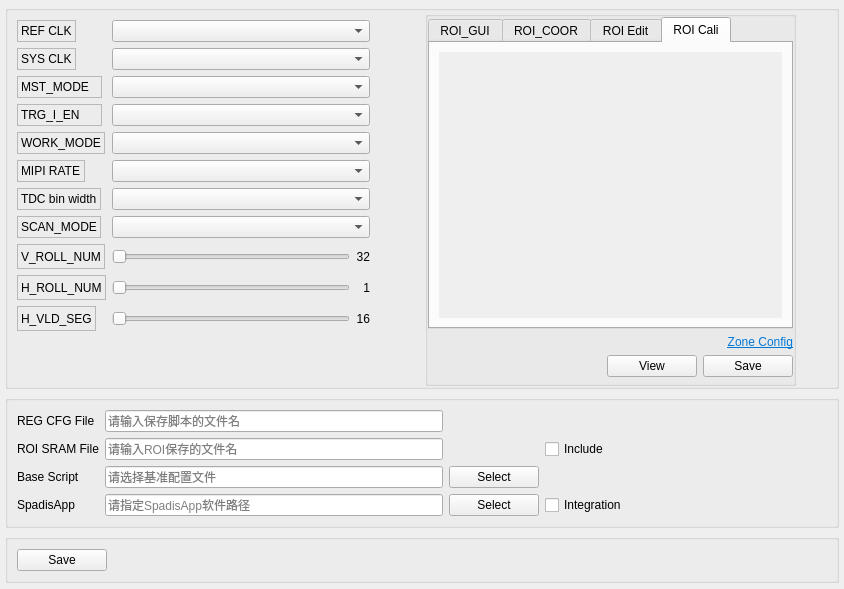
The window that Hawk/HawkGUI_v002/GUI/uis/pages/main_pages.ui (HongGang-Pub/Adaps) describes before a commit, drawn with Qt 5.
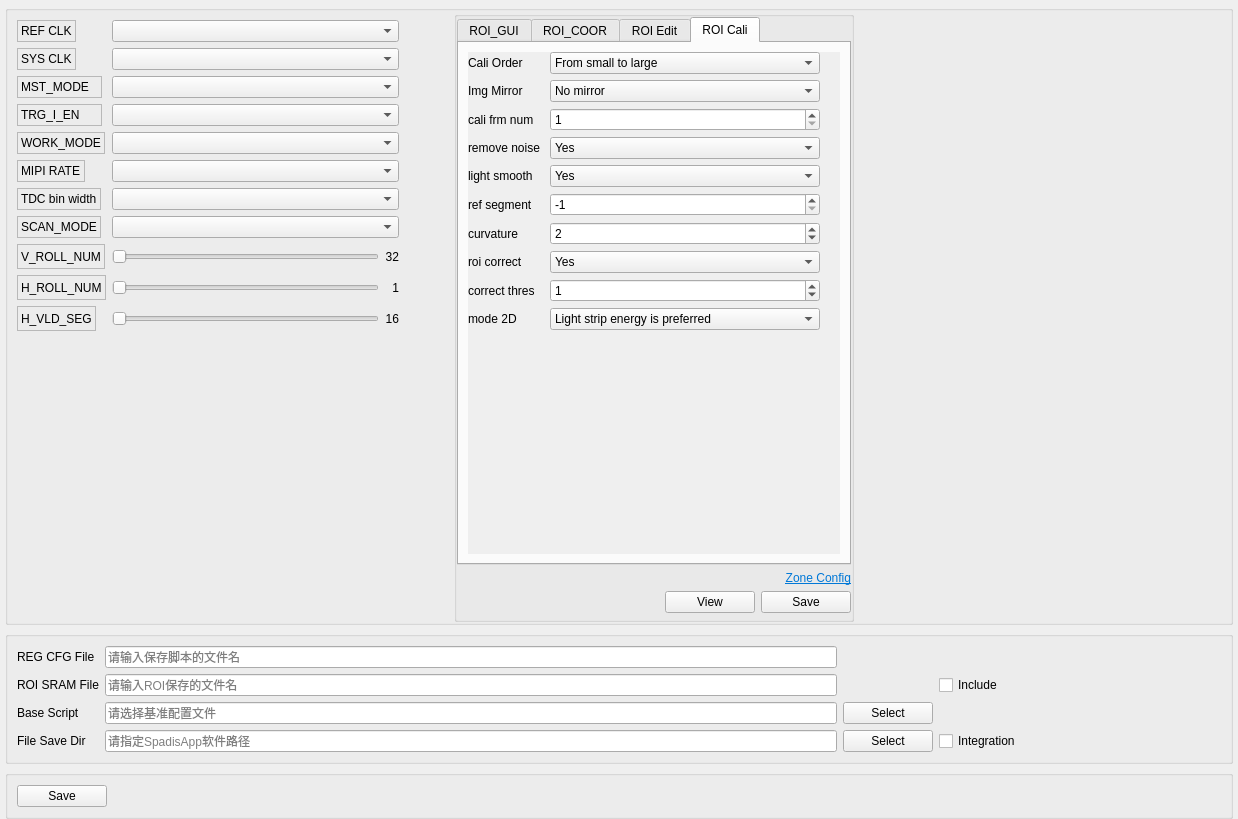
The same window after the commit. The open tabs and pages were chosen to show the change. Custom widgets are drawn as their Qt base class.

Patch:
```diff
--- a/Hawk/HawkGUI_v002/GUI/uis/pages/main_pages.ui
+++ b/Hawk/HawkGUI_v002/GUI/uis/pages/main_pages.ui
@@ -6,8 +6,8 @@
    <rect>
     <x>0</x>
     <y>0</y>
-    <width>844</width>
-    <height>589</height>
+    <width>1238</width>
+    <height>819</height>
    </rect>
   </property>
   <property name="windowTitle">
@@ -56,7 +56,7 @@
       <property name="styleSheet">
        <string notr="true"/>
       </property>
-      <layout class="QVBoxLayout" name="verticalLayout_12" stretch="0,0,0,0">
+      <layout class="QVBoxLayout" name="verticalLayout_12" stretch="0,0,0">
        <property name="spacing">
         <number>6</number>
        </property>
@@ -844,8 +844,8 @@
                      <rect>
                       <x>0</x>
                       <y>0</y>
-                      <width>341</width>
-                      <height>276</height>
+                      <width>374</width>
+                      <height>531</height>
                      </rect>
                     </property>
                     <layout class="QFormLayout" name="formLayout">
@@ -868,49 +868,6 @@
                       <number>0</number>
                      </property>
                      <item row="0" column="0">
-                      <widget class="QLabel" name="ROI_Shape_Light">
-                       <property name="minimumSize">
-                        <size>
-                         <width>0</width>
-                         <height>0</height>
-                        </size>
-                       </property>
-                       <property name="maximumSize">
-                        <size>
-                         <width>16777215</width>
-                         <height>16777215</height>
-                        </size>
-                       </property>
-                       <property name="font">
-                        <font>
-                         <family>Microsoft YaHei UI</family>
-                         <pointsize>9</pointsize>
-                         <bold>false</bold>
-                        </font>
-                       </property>
-                       <property name="frameShape">
-                        <enum>QFrame::StyledPanel</enum>
-                       </property>
-                       <property name="frameShadow">
-                        <enum>QFrame::Raised</enum>
-                       </property>
-                       <property name="text">
-                        <string>ROI shape</string>
-                       </property>
-                      </widget>
-                     </item>
-                     <item row="0" column="1">
-                      <widget class="QComboBox" name="ROI_Shape_ComboBox">
-                       <property name="font">
-                        <font>
-                         <family>Microsoft YaHei UI</family>
-                         <pointsize>9</pointsize>
-                         <bold>false</bold>
-                        </font>
-                       </property>
-                      </widget>
-                     </item>
-                     <item row="1" column="0">
                       <widget class="QLabel" name="seg_hs_Label">
                        <property name="minimumSize">
                         <size>
@@ -942,7 +899,7 @@
                        </property>
                       </widget>
                      </item>
-                     <item row="1" column="1">
+                     <item row="0" column="1">
                       <widget class="QSpinBox" name="seg_hs_spinBox">
                        <property name="minimum">
                         <number>1</number>
@@ -952,7 +909,7 @@
                        </property>
                       </widget>
                      </item>
-                     <item row="2" column="0">
+                     <item row="1" column="0">
                       <widget class="QLabel" name="spad_vs_Label">
                        <property name="minimumSize">
                         <size>
@@ -984,7 +941,7 @@
                        </property>
                       </widget>
                      </item>
-                     <item row="2" column="1">
+                     <item row="1" column="1">
                       <widget class="QSpinBox" name="spad_vs_spinBox">
                        <property name="minimum">
                         <number>-575</number>
@@ -994,7 +951,7 @@
                        </property>
                       </widget>
                      </item>
-                     <item row="3" column="0">
+                     <item row="2" column="0">
                       <widget class="QLabel" name="light_shift_Label">
                        <property name="minimumSize">
                         <size>
@@ -1026,7 +983,7 @@
                        </property>
                       </widget>
                      </item>
-                     <item row="3" column="1">
+                     <item row="2" column="1">
                       <widget class="QSpinBox" name="light_shift_spinBox">
                        <property name="minimum">
                         <number>-576</number>
@@ -1036,7 +993,7 @@
                        </property>
                       </widget>
                      </item>
-                     <item row="4" column="0">
+                     <item row="3" column="0">
                       <widget class="QLabel" name="sublight_shift_Label">
                        <property name="minimumSize">
                         <size>
@@ -1068,7 +1025,7 @@
                        </property>
                       </widget>
                      </item>
-                     <item row="4" column="1">
+                     <item row="3" column="1">
                       <widget class="QSpinBox" name="sublight_shift_spinBox">
                        <property name="minimum">
                         <number>-576</number>
@@ -1078,6 +1035,59 @@
                        </property>
                       </widget>
                      </item>
+                     <item row="4" column="0">
+                      <widget class="QLabel" name="ROI_Shape_Light">
+                       <property name="minimumSize">
+                        <size>
+                         <width>0</width>
+                         <height>0</height>
+                        </size>
+                       </property>
+                       <property name="maximumSize">
+                        <size>
+                         <width>16777215</width>
+                         <height>16777215</height>
+                        </size>
+                       </property>
+                       <property name="font">
+                        <font>
+                         <family>Microsoft YaHei UI</family>
+                         <pointsize>9</pointsize>
+                         <bold>false</bold>
+                        </font>
+                       </property>
+                       <property name="frameShape">
+                        <enum>QFrame::StyledPanel</enum>
+                       </property>
+                       <property name="frameShadow">
+                        <enum>QFrame::Raised</enum>
+                       </property>
+                       <property name="text">
+                        <string>ROI shape</string>
+                       </property>
+                      </widget>
+                     </item>
+                     <item row="4" column="1">
+                      <widget class="QComboBox" name="ROI_Shape_ComboBox">
+                       <property name="font">
+                        <font>
+                         <family>Microsoft YaHei UI</family>
+                         <pointsize>9</pointsize>
+                         <bold>false</bold>
+                        </font>
+                       </property>
+                       <item>
+                        <property name="text">
+                         <string>Straight</string>
+                        </property>
+                       </item>
+                       <item>
+                        <property name="text">
+                         <string>Curve</string>
+                        </property>
+                       </item>
+                      </widget>
+                     </item>
                      <item row="5" column="0">
                       <widget class="QLabel" name="v_spad_shift_Label">
                        <property name="minimumSize">
@@ -1198,8 +1208,8 @@
                      <rect>
                       <x>0</x>
                       <y>0</y>
-                      <width>341</width>
-                      <height>276</height>
+                      <width>374</width>
+                      <height>531</height>
                      </rect>
                     </property>
                     <layout class="QFormLayout" name="formLayout_4">
@@ -1222,7 +1232,7 @@
                       <number>0</number>
                      </property>
                      <item row="0" column="0">
-                      <widget class="QLabel" name="ROI_SRAM_File_Label_3">
+                      <widget class="QLabel" name="ROI_File_Load_Label">
                        <property name="font">
                         <font>
                          <family>Microsoft YaHei UI</family>
@@ -1231,17 +1241,17 @@
                         </font>
                        </property>
                        <property name="text">
-                        <string>ROI Coor</string>
+                        <string>ROI File</string>
                        </property>
                       </widget>
                      </item>
                      <item row="0" column="1">
-                      <layout class="QHBoxLayout" name="horizontalLayout_3">
+                      <layout class="QHBoxLayout" name="ROI_File_Load_Layout">
                        <property name="spacing">
                         <number>9</number>
                        </property>
                        <item>
-                        <widget class="QLineEdit" name="Load_ROI_file_LineEdit">
+                        <widget class="QLineEdit" name="ROI_File_Load_LineEdit">
                          <property name="enabled">
                           <bool>true</bool>
                          </property>
@@ -1269,7 +1279,7 @@
                         </widget>
                        </item>
                        <item>
-                        <widget class="QPushButton" name="Load_ROI_file_Button">
+                        <widget class="QPushButton" name="ROI_File_Load_Button">
                          <property name="sizePolicy">
                           <sizepolicy hsizetype="Maximum" vsizetype="Fixed">
                            <horstretch>0</horstretch>
@@ -1319,8 +1329,8 @@
                      <rect>
                       <x>0</x>
                       <y>0</y>
-                      <width>341</width>
-                      <height>276</height>
+                      <width>374</width>
+                      <height>531</height>
                      </rect>
                     </property>
                     <layout class="QFormLayout" name="formLayout_5">
@@ -1343,7 +1353,7 @@
                       <number>0</number>
                      </property>
                      <item row="0" column="0">
-                      <widget class="QLabel" name="ROI_SRAM_File_Label_4">
+                      <widget class="QLabel" name="base_roi_file_Label">
                        <property name="font">
                         <font>
                          <family>Microsoft YaHei UI</family>
@@ -1357,12 +1367,12 @@
                       </widget>
                      </item>
                      <item row="0" column="1">
-                      <layout class="QHBoxLayout" name="horizontalLayout_20">
+                      <layout class="QHBoxLayout" name="base_roi_file_Layout">
                        <property name="spacing">
                         <number>9</number>
                        </property>
                        <item>
-                        <widget class="QLineEdit" name="Load_ROI_file_LineEdit_2">
+                        <widget class="QLineEdit" name="base_roi_file_LineEdit">
                          <property name="enabled">
                           <bool>true</bool>
                          </property>
@@ -1385,12 +1395,12 @@
                           <bool>true</bool>
                          </property>
                          <property name="placeholderText">
-                          <string>请选择ROI标定文件</string>
+                          <string>请选择需要修改的ROI文件</string>
                          </property>
                         </widget>
                        </item>
                        <item>
-                        <widget class="QPushButton" name="Load_ROI_file_Button_2">
+                        <widget class="QPushButton" name="base_roi_file_Button">
                          <property name="sizePolicy">
                           <sizepolicy hsizetype="Maximum" vsizetype="Fixed">
                            <horstretch>0</horstretch>
@@ -1429,7 +1439,7 @@
                         </font>
                        </property>
                        <property name="frameShape">
-                        <enum>QFrame::StyledPanel</enum>
+                        <enum>QFrame::NoFrame</enum>
                        </property>
                        <property name="frameShadow">
                         <enum>QFrame::Raised</enum>
@@ -1437,15 +1447,8 @@
                        <property name="text">
                         <string>Start Rolling</string>
                        </property>
-                      </widget>
-                     </item>
-                     <item row="1" column="1">
-                      <widget class="QSpinBox" name="start_rolling__SpinBox">
-                       <property name="minimum">
-                        <number>1</number>
-                       </property>
-                       <property name="maximum">
-                        <number>16</number>
+                       <property name="textFormat">
+                        <enum>Qt::PlainText</enum>
                        </property>
                       </widget>
                      </item>
@@ -1471,13 +1474,13 @@
                         </font>
                        </property>
                        <property name="frameShape">
-                        <enum>QFrame::StyledPanel</enum>
+                        <enum>QFrame::NoFrame</enum>
                        </property>
                        <property name="frameShadow">
                         <enum>QFrame::Raised</enum>
                        </property>
                        <property name="text">
-                        <string>Eed Rolling</string>
+                        <string>End Rolling</string>
                        </property>
                       </widget>
                      </item>
@@ -1487,7 +1490,17 @@
                         <number>1</number>
                        </property>
                        <property name="maximum">
-                        <number>16</number>
+                        <number>32</number>
+                       </property>
+                      </widget>
+                     </item>
+                     <item row="1" column="1">
+                      <widget class="QSpinBox" name="start_rolling_SpinBox">
+                       <property name="minimum">
+                        <number>1</number>
+                       </property>
+                       <property name="maximum">
+                        <number>32</number>
                        </property>
                       </widget>
                      </item>
@@ -1521,8 +1534,8 @@
                      <rect>
                       <x>0</x>
                       <y>0</y>
-                      <width>341</width>
-                      <height>267</height>
+                      <width>374</width>
+                      <height>522</height>
                      </rect>
                     </property>
                     <layout class="QFormLayout" name="formLayout_7">
@@ -1544,6 +1557,433 @@
                      <property name="bottomMargin">
                       <number>0</number>
                      </property>
+                     <item row="0" column="0">
+                      <widget class="QLabel" name="cali_order_Label">
+                       <property name="font">
+                        <font>
+                         <family>Microsoft YaHei UI</family>
+                         <pointsize>9</pointsize>
+                         <bold>false</bold>
+                        </font>
+                       </property>
+                       <property name="frameShape">
+                        <enum>QFrame::NoFrame</enum>
+                       </property>
+                       <property name="text">
+                        <string>Cali Order</string>
+                       </property>
+                      </widget>
+                     </item>
+                     <item row="0" column="1">
+                      <widget class="QComboBox" name="cali_order_ComboBox">
+                       <property name="minimumSize">
+                        <size>
+                         <width>150</width>
+                         <height>0</height>
+                        </size>
+                       </property>
+                       <property name="maximumSize">
+                        <size>
+                         <width>16777215</width>
+                         <height>16777215</height>
+                        </size>
+                       </property>
+                       <property name="font">
+                        <font>
+                         <family>Microsoft YaHei UI</family>
+                         <pointsize>9</pointsize>
+                         <bold>false</bold>
+                        </font>
+                       </property>
+                       <item>
+                        <property name="text">
+                         <string>From small to large</string>
+                        </property>
+                       </item>
+                       <item>
+                        <property name="text">
+                         <string>From large to small</string>
+                        </property>
+                       </item>
+                      </widget>
+                     </item>
+                     <item row="1" column="0">
+                      <widget class="QLabel" name="img_mirror_Label">
+                       <property name="font">
+                        <font>
+                         <family>Microsoft YaHei UI</family>
+                         <pointsize>9</pointsize>
+                         <bold>false</bold>
+                        </font>
+                       </property>
+                       <property name="frameShape">
+                        <enum>QFrame::NoFrame</enum>
+                       </property>
+                       <property name="text">
+                        <string>Img Mirror </string>
+                       </property>
+                      </widget>
+                     </item>
+                     <item row="1" column="1">
+                      <widget class="QComboBox" name="img_mirror_ComboBox">
+                       <property name="minimumSize">
+                        <size>
+                         <width>150</width>
+                         <height>0</height>
+                        </size>
+                       </property>
+                       <property name="maximumSize">
+                        <size>
+                         <width>16777215</width>
+                         <height>16777215</height>
+                        </size>
+                       </property>
+                       <property name="font">
+                        <font>
+                         <family>Microsoft YaHei UI</family>
+                         <pointsize>9</pointsize>
+                         <bold>false</bold>
+                        </font>
+                       </property>
+                       <item>
+                        <property name="text">
+                         <string>No mirror</string>
+                        </property>
+                       </item>
+                       <item>
+                        <property name="text">
+                         <string>X-axis mirror</string>
+                        </property>
+                       </item>
+                       <item>
+                        <property name="text">
+                         <string>Y-axis mirror</string>
+                        </property>
+                       </item>
+                       <item>
+                        <property name="text">
+                         <string>X-axis and Y-axis mirror</string>
+                        </property>
+                       </item>
+                      </widget>
+                     </item>
+                     <item row="2" column="0">
+                      <widget class="QLabel" name="cali_frm_num_Label">
+                       <property name="font">
+                        <font>
+                         <family>Microsoft YaHei UI</family>
+                         <pointsize>9</pointsize>
+                         <bold>false</bold>
+                        </font>
+                       </property>
+                       <property name="frameShape">
+                        <enum>QFrame::NoFrame</enum>
+                       </property>
+                       <property name="text">
+                        <string>cali frm num</string>
+                       </property>
+                      </widget>
+                     </item>
+                     <item row="3" column="0">
+                      <widget class="QLabel" name="remove_noise_Label">
+                       <property name="font">
+                        <font>
+                         <family>Microsoft YaHei UI</family>
+                         <pointsize>9</pointsize>
+                         <bold>false</bold>
+                        </font>
+                       </property>
+                       <property name="frameShape">
+                        <enum>QFrame::NoFrame</enum>
+                       </property>
+                       <property name="text">
+                        <string>remove noise</string>
+                       </property>
+                      </widget>
+                     </item>
+                     <item row="3" column="1">
+                      <widget class="QComboBox" name="remove_noise_ComboBox">
+                       <property name="minimumSize">
+                        <size>
+                         <width>150</width>
+                         <height>0</height>
+                        </size>
+                       </property>
+                       <property name="maximumSize">
+                        <size>
+                         <width>16777215</width>
+                         <height>16777215</height>
+                        </size>
+                       </property>
+                       <property name="font">
+                        <font>
+                         <family>Microsoft YaHei UI</family>
+                         <pointsize>9</pointsize>
+                         <bold>false</bold>
+                        </font>
+                       </property>
+                       <item>
+                        <property name="text">
+                         <string>Yes</string>
+                        </property>
+                       </item>
+                       <item>
+                        <property name="text">
+                         <string>No</string>
+                        </property>
+                       </item>
+                      </widget>
+                     </item>
+                     <item row="5" column="0">
+                      <widget class="QLabel" name="ref_segment_Label">
+                       <property name="font">
+                        <font>
+                         <family>Microsoft YaHei UI</family>
+                         <pointsize>9</pointsize>
+                         <bold>false</bold>
+                        </font>
+                       </property>
+                       <property name="frameShape">
+                        <enum>QFrame::NoFrame</enum>
+                       </property>
+                       <property name="text">
+                        <string>ref segment</string>
+                       </property>
+                      </widget>
+                     </item>
+                     <item row="6" column="0">
+                      <widget class="QLabel" name="curvature_Label">
+                       <property name="font">
+                        <font>
+                         <family>Microsoft YaHei UI</family>
+                         <pointsize>9</pointsize>
+                         <bold>false</bold>
+                        </font>
+                       </property>
+                       <property name="frameShape">
+                        <enum>QFrame::NoFrame</enum>
+                       </property>
+                       <property name="text">
+                        <string>curvature</string>
+                       </property>
+                      </widget>
+                     </item>
+                     <item row="7" column="0">
+                      <widget class="QLabel" name="roi_correct_Label">
+                       <property name="font">
+                        <font>
+                         <family>Microsoft YaHei UI</family>
+                         <pointsize>9</pointsize>
+                         <bold>false</bold>
+                        </font>
+                       </property>
+                       <property name="frameShape">
+                        <enum>QFrame::NoFrame</enum>
+                       </property>
+                       <property name="text">
+                        <string>roi correct</string>
+                       </property>
+                      </widget>
+                     </item>
+                     <item row="8" column="0">
+                      <widget class="QLabel" name="correct_thres_Label">
+                       <property name="font">
+                        <font>
+                         <family>Microsoft YaHei UI</family>
+                         <pointsize>9</pointsize>
+                         <bold>false</bold>
+                        </font>
+                       </property>
+                       <property name="frameShape">
+                        <enum>QFrame::NoFrame</enum>
+                       </property>
+                       <property name="text">
+                        <string>correct thres</string>
+                       </property>
+                      </widget>
+                     </item>
+                     <item row="9" column="0">
+                      <widget class="QLabel" name="mode_2D_Label">
+                       <property name="font">
+                        <font>
+                         <family>Microsoft YaHei UI</family>
+                         <pointsize>9</pointsize>
+                         <bold>false</bold>
+                        </font>
+                       </property>
+                       <property name="frameShape">
+                        <enum>QFrame::NoFrame</enum>
+                       </property>
+                       <property name="text">
+                        <string>mode 2D</string>
+                       </property>
+                      </widget>
+                     </item>
+                     <item row="9" column="1">
+                      <widget class="QComboBox" name="mode_2D_ComboBox">
+                       <property name="minimumSize">
+                        <size>
+                         <width>150</width>
+                         <height>0</height>
+                        </size>
+                       </property>
+                       <property name="maximumSize">
+                        <size>
+                         <width>16777215</width>
+                         <height>16777215</height>
+                        </size>
+                       </property>
+                       <property name="font">
+                        <font>
+                         <family>Microsoft YaHei UI</family>
+                         <pointsize>9</pointsize>
+                         <bold>false</bold>
+                        </font>
+                       </property>
+                       <item>
+                        <property name="text">
+                         <string>Light strip energy is preferred</string>
+                        </property>
+                       </item>
+                       <item>
+                        <property name="text">
+                         <string>The number of covered photons is preferred</string>
+                        </property>
+                       </item>
+                      </widget>
+                     </item>
+                     <item row="2" column="1">
+                      <widget class="QSpinBox" name="cali_frm_num__SpinBox">
+                       <property name="minimum">
+                        <number>1</number>
+                       </property>
+                       <property name="maximum">
+                        <number>10000</number>
+                       </property>
+                      </widget>
+                     </item>
+                     <item row="5" column="1">
+                      <widget class="QSpinBox" name="ref_segment_SpinBox">
+                       <property name="minimum">
+                        <number>-1</number>
+                       </property>
+                       <property name="maximum">
+                        <number>15</number>
+                       </property>
+                       <property name="value">
+                        <number>-1</number>
+                       </property>
+                      </widget>
+                     </item>
+                     <item row="6" column="1">
+                      <widget class="QSpinBox" name="curvature_SpinBox">
+                       <property name="minimum">
+                        <number>0</number>
+                       </property>
+                       <property name="maximum">
+                        <number>1000</number>
+                       </property>
+                       <property name="value">
+                        <number>2</number>
+                       </property>
+                      </widget>
+                     </item>
+                     <item row="7" column="1">
+                      <widget class="QComboBox" name="roi_correct_ComboBox">
+                       <property name="minimumSize">
+                        <size>
+                         <width>150</width>
+                         <height>0</height>
+                        </size>
+                       </property>
+                       <property name="maximumSize">
+                        <size>
+                         <width>16777215</width>
+                         <height>16777215</height>
+                        </size>
+                       </property>
+                       <property name="font">
+                        <font>
+                         <family>Microsoft YaHei UI</family>
+                         <pointsize>9</pointsize>
+                         <bold>false</bold>
+                        </font>
+                       </property>
+                       <item>
+                        <property name="text">
+                         <string>Yes</string>
+                        </property>
+                       </item>
+                       <item>
+                        <property name="text">
+                         <string>No</string>
+                        </property>
+                       </item>
+                      </widget>
+                     </item>
+                     <item row="8" column="1">
+                      <widget class="QSpinBox" name="correct_thres_SpinBox">
+                       <property name="minimum">
+                        <number>0</number>
+                       </property>
+                       <property name="maximum">
+                        <number>100</number>
+                       </property>
+                       <property name="value">
+                        <number>1</number>
+                       </property>
+                      </widget>
+                     </item>
+                     <item row="4" column="0">
+                      <widget class="QLabel" name="light_smooth_Label">
+                       <property name="font">
+                        <font>
+                         <family>Microsoft YaHei UI</family>
+                         <pointsize>9</pointsize>
+                         <bold>false</bold>
+                        </font>
+                       </property>
+                       <property name="frameShape">
+                        <enum>QFrame::NoFrame</enum>
+                       </property>
+                       <property name="text">
+                        <string>light smooth</string>
+                       </property>
+                      </widget>
+                     </item>
+                     <item row="4" column="1">
+                      <widget class="QComboBox" name="light_smooth_ComboBox">
+                       <property name="minimumSize">
+                        <size>
+                         <width>150</width>
+                         <height>0</height>
+                        </size>
+                       </property>
+                       <property name="maximumSize">
+                        <size>
+                         <width>16777215</width>
+                         <height>16777215</height>
+                        </size>
+                       </property>
+                       <property name="font">
+                        <font>
+                         <family>Microsoft YaHei UI</family>
+                         <pointsize>9</pointsize>
+                         <bold>false</bold>
+                        </font>
+                       </property>
+                       <item>
+                        <property name="text">
+                         <string>Yes</string>
+                        </property>
+                       </item>
+                       <item>
+                        <property name="text">
+                         <string>No</string>
+                        </property>
+                       </item>
+                      </widget>
+                     </item>
                     </layout>
                    </widget>
                   </widget>
@@ -1661,7 +2101,7 @@
            <number>9</number>
           </property>
           <item row="5" column="0">
-           <widget class="QLabel" name="SPadisApp_Path_Sel_Label">
+           <widget class="QLabel" name="file_save_dir_Label">
             <property name="minimumSize">
              <size>
               <width>0</width>
@@ -1688,12 +2128,12 @@
              <enum>QFrame::Raised</enum>
             </property>
             <property name="text">
-             <string>SpadisApp</string>
+             <string>File Save Dir</string>
             </property>
            </widget>
           </item>
           <item row="4" column="2">
-           <widget class="QPushButton" name="Sel_Config_file_Button">
+           <widget class="QPushButton" name="base_script_Button">
             <property name="sizePolicy">
              <sizepolicy hsizetype="Maximum" vsizetype="Fixed">
               <horstretch>0</horstretch>
@@ -1768,7 +2208,7 @@
            </widget>
           </item>
           <item row="4" column="0">
-           <widget class="QLabel" name="Sel_Config_file_Label">
+           <widget class="QLabel" name="base_script_Label">
             <property name="minimumSize">
              <size>
               <width>0</width>
@@ -1800,7 +2240,7 @@
            </widget>
           </item>
           <item row="5" column="1">
-           <widget class="QLineEdit" name="SPadisApp_Path_Sel__LineEdit">
+           <widget class="QLineEdit" name="file_save_dir_LineEdit">
             <property name="enabled">
              <bool>true</bool>
             </property>
@@ -1860,7 +2300,7 @@
            </widget>
           </item>
           <item row="5" column="2">
-           <widget class="QPushButton" name="SPadisApp_Path_Sel_Button">
+           <widget class="QPushButton" name="file_save_dir_Button">
             <property name="sizePolicy">
              <sizepolicy hsizetype="Maximum" vsizetype="Fixed">
               <horstretch>0</horstretch>
@@ -1879,7 +2319,7 @@
            </widget>
           </item>
           <item row="4" column="1">
-           <widget class="QLineEdit" name="Sel_Config_file_LineEdit">
+           <widget class="QLineEdit" name="base_script_LineEdit">
             <property name="enabled">
              <bool>true</bool>
             </property>
@@ -1945,6 +2385,19 @@
           <property name="spacing">
            <number>6</number>
           </property>
+          <item row="0" column="1">
+           <spacer name="horizontalSpacer_3">
+            <property name="orientation">
+             <enum>Qt::Horizontal</enum>
+            </property>
+            <property name="sizeHint" stdset="0">
+             <size>
+              <width>40</width>
+              <height>20</height>
+             </size>
+            </property>
+           </spacer>
+          </item>
           <item row="0" column="0">
            <widget class="QPushButton" name="Save">
             <property name="sizePolicy">
@@ -1973,35 +2426,9 @@
             </property>
            </widget>
           </item>
-          <item row="0" column="1">
-           <spacer name="horizontalSpacer_3">
-            <property name="orientation">
-             <enum>Qt::Horizontal</enum>
-            </property>
-            <property name="sizeHint" stdset="0">
-             <size>
-              <width>40</width>
-              <height>20</height>
-             </size>
-            </property>
-           </spacer>
-          </item>
          </layout>
         </widget>
        </item>
-       <item>
-        <spacer name="verticalSpacer">
-         <property name="orientation">
-          <enum>Qt::Vertical</enum>
-         </property>
-         <property name="sizeHint" stdset="0">
-          <size>
-           <width>20</width>
-           <height>40</height>
-          </size>
-         </property>
-        </spacer>
-       </item>
       </layout>
      </widget>
      <widget class="QWidget" name="page_2">
@@ -3413,7 +3840,7 @@
             <x>0</x>
             <y>0</y>
             <width>233</width>
-            <height>256</height>
+            <height>265</height>
            </rect>
           </property>
           <property name="styleSheet">
```
